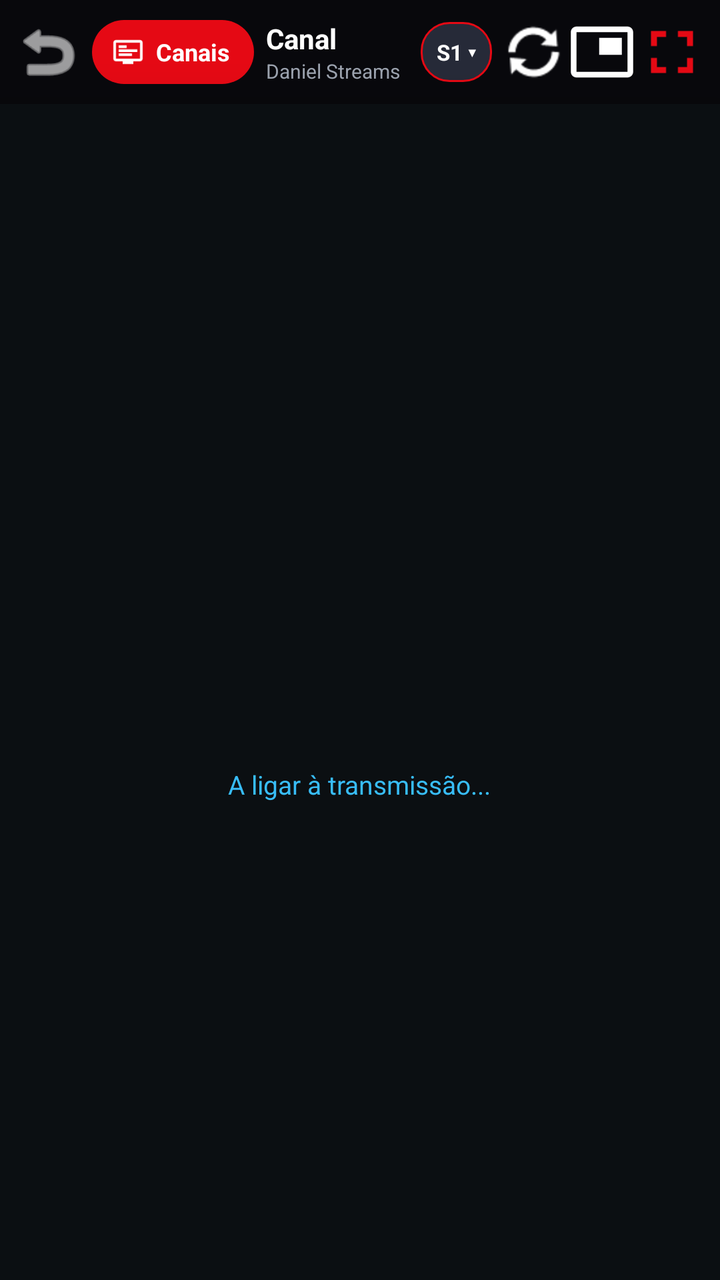
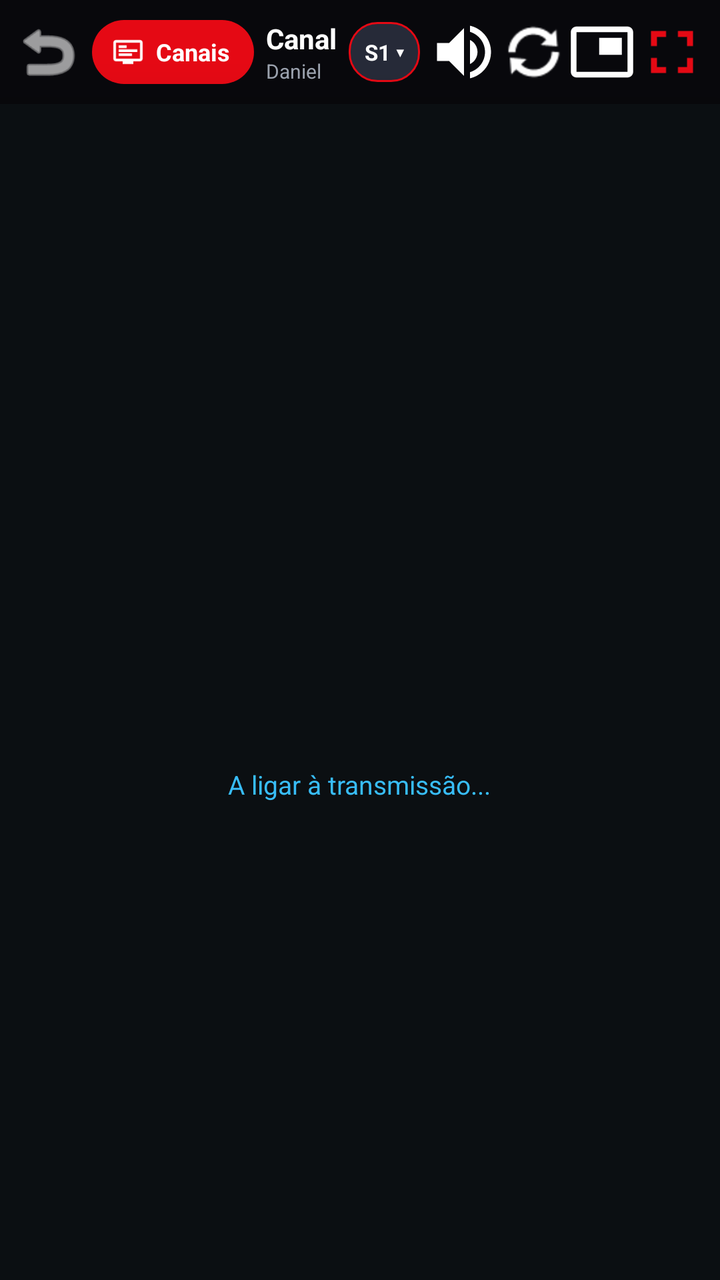

The first picture is an Android layout as it rendered before a commit; the second is the same layout after the commit. The layout source and the unified diff follow.
<!-- AndroidManifest.xml: activity theme Theme.DLivePTStream.Player -->
<!-- res/layout/activity_player.xml -->
<?xml version="1.0" encoding="utf-8"?>
<androidx.drawerlayout.widget.DrawerLayout xmlns:android="http://schemas.android.com/apk/res/android"
    android:id="@+id/drawerLayout"
    android:layout_width="match_parent"
    android:layout_height="match_parent"
    android:keepScreenOn="true"
    android:background="#000000">

    
    <RelativeLayout
        android:id="@+id/playerRoot"
        android:layout_width="match_parent"
        android:layout_height="match_parent"
        android:background="#000000">

        
        <LinearLayout
            android:id="@+id/playerHeader"
            android:layout_width="match_parent"
            android:layout_height="52dp"
            android:background="#DD0A0A0E"
            android:orientation="horizontal"
            android:gravity="center_vertical"
            android:paddingStart="6dp"
            android:paddingEnd="6dp"
            android:elevation="8dp">

            <ImageButton
                android:id="@+id/btnBack"
                android:layout_width="36dp"
                android:layout_height="36dp"
                android:background="?android:attr/selectableItemBackgroundBorderless"
                android:src="@android:drawable/ic_menu_revert"
                android:tint="#FFFFFF"
                android:contentDescription="Voltar" />

            
            <LinearLayout
                android:id="@+id/btnOpenChannels"
                android:layout_width="wrap_content"
                android:layout_height="32dp"
                android:layout_marginStart="4dp"
                android:background="@drawable/bg_channels_pill"
                android:orientation="horizontal"
                android:gravity="center"
                android:paddingStart="10dp"
                android:paddingEnd="12dp"
                android:clickable="true"
                android:focusable="true">

                <ImageView
                    android:layout_width="16dp"
                    android:layout_height="16dp"
                    android:src="@drawable/ic_tv_list"
                    android:tint="#FFFFFF"
                    android:contentDescription="Canais" />

                <TextView
                    android:layout_width="wrap_content"
                    android:layout_height="wrap_content"
                    android:layout_marginStart="6dp"
                    android:text="Canais"
                    android:textColor="#FFFFFF"
                    android:textSize="12sp"
                    android:textStyle="bold" />
            </LinearLayout>

            <LinearLayout
                android:layout_width="0dp"
                android:layout_height="wrap_content"
                android:layout_weight="1"
                android:orientation="vertical"
                android:layout_marginStart="6dp"
                android:layout_marginEnd="6dp">

                <TextView
                    android:id="@+id/tvChannelTitle"
                    android:layout_width="wrap_content"
                    android:layout_height="wrap_content"
                    android:text="Canal"
                    android:textColor="#FFFFFF"
                    android:textSize="14sp"
                    android:textStyle="bold"
                    android:maxLines="1"
                    android:ellipsize="end" />

                <TextView
                    android:id="@+id/tvChannelSubtitle"
                    android:layout_width="wrap_content"
                    android:layout_height="wrap_content"
                    android:text="Daniel Streams"
                    android:textColor="#9CA3AF"
                    android:textSize="10sp"
                    android:maxLines="1" />
            </LinearLayout>

            
            <LinearLayout
                android:id="@+id/btnServerSelect"
                android:layout_width="wrap_content"
                android:layout_height="30dp"
                android:background="@drawable/bg_server_badge"
                android:gravity="center"
                android:paddingStart="8dp"
                android:paddingEnd="8dp"
                android:clickable="true"
                android:focusable="true"
                android:layout_marginEnd="4dp">

                <TextView
                    android:id="@+id/tvServerBadge"
                    android:layout_width="wrap_content"
                    android:layout_height="wrap_content"
                    android:text="S1 ▾"
                    android:textColor="#FFFFFF"
                    android:textSize="11sp"
                    android:textStyle="bold" />
            </LinearLayout>

            <ImageButton
                android:id="@+id/btnRefresh"
                android:layout_width="34dp"
                android:layout_height="34dp"
                android:background="?android:attr/selectableItemBackgroundBorderless"
                android:src="@android:drawable/ic_popup_sync"
                android:tint="#FFFFFF"
                android:contentDescription="Recarregar" />

            <ImageButton
                android:id="@+id/btnPip"
                android:layout_width="34dp"
                android:layout_height="34dp"
                android:background="?android:attr/selectableItemBackgroundBorderless"
                android:src="@drawable/ic_pip"
                android:tint="#FFFFFF"
                android:contentDescription="PiP" />

            <ImageButton
                android:id="@+id/btnFullscreen"
                android:layout_width="36dp"
                android:layout_height="36dp"
                android:background="?android:attr/selectableItemBackgroundBorderless"
                android:src="@drawable/ic_fullscreen"
                android:tint="#E50914"
                android:contentDescription="Ecrã Completo" />
        </LinearLayout>

        
        <WebView
            android:id="@+id/webView"
            android:layout_width="match_parent"
            android:layout_height="match_parent"
            android:layout_below="@id/playerHeader"
            android:background="#000000" />

        
        <LinearLayout
            android:id="@+id/landscapeOverlay"
            android:layout_width="match_parent"
            android:layout_height="48dp"
            android:layout_alignParentTop="true"
            android:background="#CC0A0A0E"
            android:gravity="center_vertical"
            android:paddingStart="12dp"
            android:paddingEnd="12dp"
            android:visibility="gone"
            android:elevation="12dp">

            <ImageButton
                android:id="@+id/btnLandscapeBack"
                android:layout_width="38dp"
                android:layout_height="38dp"
                android:background="?android:attr/selectableItemBackgroundBorderless"
                android:src="@android:drawable/ic_menu_revert"
                android:tint="#FFFFFF"
                android:contentDescription="Voltar" />

            
            <LinearLayout
                android:id="@+id/btnLandscapeChannels"
                android:layout_width="wrap_content"
                android:layout_height="32dp"
                android:layout_marginStart="6dp"
                android:background="@drawable/bg_channels_pill"
                android:orientation="horizontal"
                android:gravity="center"
                android:paddingStart="10dp"
                android:paddingEnd="12dp"
                android:clickable="true"
                android:focusable="true">

                <ImageView
                    android:layout_width="16dp"
                    android:layout_height="16dp"
                    android:src="@drawable/ic_tv_list"
                    android:tint="#FFFFFF"
                    android:contentDescription="Canais" />

                <TextView
                    android:layout_width="wrap_content"
                    android:layout_height="wrap_content"
                    android:layout_marginStart="6dp"
                    android:text="Canais"
                    android:textColor="#FFFFFF"
                    android:textSize="12sp"
                    android:textStyle="bold" />
            </LinearLayout>

            <TextView
                android:id="@+id/tvLandscapeTitle"
                android:layout_width="0dp"
                android:layout_height="wrap_content"
                android:layout_weight="1"
                android:layout_marginStart="10dp"
                android:text="Canal"
                android:textColor="#FFFFFF"
                android:textSize="15sp"
                android:textStyle="bold"
                android:maxLines="1"
                android:ellipsize="end" />

            
            <LinearLayout
                android:id="@+id/btnLandscapeServer"
                android:layout_width="wrap_content"
                android:layout_height="30dp"
                android:background="@drawable/bg_server_badge"
                android:gravity="center"
                android:paddingStart="8dp"
                android:paddingEnd="8dp"
                android:clickable="true"
                android:focusable="true"
                android:layout_marginEnd="6dp">

                <TextView
                    android:id="@+id/tvLandscapeServerBadge"
                    android:layout_width="wrap_content"
                    android:layout_height="wrap_content"
                    android:text="S1 ▾"
                    android:textColor="#FFFFFF"
                    android:textSize="11sp"
                    android:textStyle="bold" />
            </LinearLayout>

            
            <LinearLayout
                android:id="@+id/btnLandscapeUnmute"
                android:layout_width="wrap_content"
                android:layout_height="32dp"
                android:layout_marginEnd="6dp"
                android:background="@drawable/bg_channels_pill"
                android:orientation="horizontal"
                android:gravity="center"
                android:paddingStart="8dp"
                android:paddingEnd="10dp"
                android:clickable="true"
                android:focusable="true">

                <ImageView
                    android:layout_width="16dp"
                    android:layout_height="16dp"
                    android:src="@drawable/ic_gesture_volume"
                    android:tint="#FFFFFF"
                    android:contentDescription="Ativar Som" />

                <TextView
                    android:layout_width="wrap_content"
                    android:layout_height="wrap_content"
                    android:layout_marginStart="4dp"
                    android:text="Som"
                    android:textColor="#FFFFFF"
                    android:textSize="12sp"
                    android:textStyle="bold" />
            </LinearLayout>

            <ImageButton
                android:id="@+id/btnLandscapePip"
                android:layout_width="38dp"
                android:layout_height="38dp"
                android:background="?android:attr/selectableItemBackgroundBorderless"
                android:src="@drawable/ic_pip"
                android:tint="#FFFFFF"
                android:contentDescription="PiP" />

            <ImageButton
                android:id="@+id/btnLandscapeExitFullscreen"
                android:layout_width="38dp"
                android:layout_height="38dp"
                android:layout_marginEnd="16dp"
                android:background="?android:attr/selectableItemBackgroundBorderless"
                android:src="@drawable/ic_fullscreen_exit"
                android:tint="#FFFFFF"
                android:contentDescription="Sair de Fullscreen" />
        </LinearLayout>

        
        <LinearLayout
            android:id="@+id/osdBanner"
            android:layout_width="wrap_content"
            android:layout_height="wrap_content"
            android:layout_alignParentBottom="true"
            android:layout_centerHorizontal="true"
            android:layout_marginBottom="36dp"
            android:background="#D911131A"
            android:orientation="horizontal"
            android:gravity="center_vertical"
            android:paddingStart="16dp"
            android:paddingEnd="18dp"
            android:paddingTop="10dp"
            android:paddingBottom="10dp"
            android:visibility="gone"
            android:elevation="14dp">

            <TextView
                android:id="@+id/tvOsdId"
                android:layout_width="wrap_content"
                android:layout_height="wrap_content"
                android:text="49"
                android:textColor="#FFFFFF"
                android:textSize="14sp"
                android:textStyle="bold"
                android:background="#E50914"
                android:paddingStart="8dp"
                android:paddingEnd="8dp"
                android:paddingTop="2dp"
                android:paddingBottom="2dp" />

            <TextView
                android:id="@+id/tvOsdName"
                android:layout_width="wrap_content"
                android:layout_height="wrap_content"
                android:layout_marginStart="12dp"
                android:text="Sport TV 1 Portugal"
                android:textColor="#FFFFFF"
                android:textSize="15sp"
                android:textStyle="bold" />

            <TextView
                android:id="@+id/tvOsdTag"
                android:layout_width="wrap_content"
                android:layout_height="wrap_content"
                android:layout_marginStart="10dp"
                android:text="PT 🇵🇹"
                android:textColor="#10B981"
                android:textSize="12sp"
                android:textStyle="bold" />
        </LinearLayout>

        
        <FrameLayout
            android:id="@+id/customViewContainer"
            android:layout_width="match_parent"
            android:layout_height="match_parent"
            android:background="#000000"
            android:visibility="gone"
            android:elevation="15dp" />

        
        <FrameLayout
            android:id="@+id/connectingOverlay"
            android:layout_width="match_parent"
            android:layout_height="match_parent"
            android:layout_below="@id/playerHeader"
            android:background="#0B0F12"
            android:elevation="14dp"
            android:clickable="true"
            android:focusable="false"
            android:visibility="visible">

            <LinearLayout
                android:layout_width="wrap_content"
                android:layout_height="wrap_content"
                android:layout_gravity="center"
                android:orientation="vertical"
                android:gravity="center">

                <ImageView
                    android:id="@+id/ivConnectingLogo"
                    android:layout_width="140dp"
                    android:layout_height="90dp"
                    android:scaleType="fitCenter"
                    android:contentDescription="Logo" />

                <TextView
                    android:id="@+id/tvConnectingChannel"
                    android:layout_width="wrap_content"
                    android:layout_height="wrap_content"
                    android:layout_marginTop="16dp"
                    android:textColor="#FFFFFF"
                    android:textSize="18sp"
                    android:textStyle="bold" />

                <TextView
                    android:id="@+id/tvConnectingStatus"
                    android:layout_width="wrap_content"
                    android:layout_height="wrap_content"
                    android:layout_marginTop="6dp"
                    android:text="A ligar à transmissão..."
                    android:textColor="#38BDF8"
                    android:textSize="13sp" />

                <ProgressBar
                    android:id="@+id/progressBar"
                    android:layout_width="28dp"
                    android:layout_height="28dp"
                    android:layout_marginTop="16dp"
                    android:indeterminateTint="#38BDF8" />
            </LinearLayout>
        </FrameLayout>

        
        <LinearLayout
            android:id="@+id/gestureHud"
            android:layout_width="160dp"
            android:layout_height="wrap_content"
            android:layout_centerInParent="true"
            android:background="@drawable/bg_gesture_hud"
            android:orientation="vertical"
            android:gravity="center"
            android:paddingStart="20dp"
            android:paddingEnd="20dp"
            android:paddingTop="16dp"
            android:paddingBottom="16dp"
            android:visibility="gone"
            android:elevation="20dp">

            <ImageView
                android:id="@+id/ivGestureIcon"
                android:layout_width="38dp"
                android:layout_height="38dp"
                android:src="@drawable/ic_gesture_volume"
                android:tint="#FFFFFF"
                android:contentDescription="Indicador" />

            <TextView
                android:id="@+id/tvGestureText"
                android:layout_width="wrap_content"
                android:layout_height="wrap_content"
                android:layout_marginTop="8dp"
                android:textColor="#FFFFFF"
                android:textSize="15sp"
                android:textStyle="bold"
                android:text="Volume: 80%" />

            <ProgressBar
                android:id="@+id/pbGestureProgress"
                style="?android:attr/progressBarStyleHorizontal"
                android:layout_width="match_parent"
                android:layout_height="6dp"
                android:layout_marginTop="10dp"
                android:max="100"
                android:progress="80"
                android:progressTint="#E50914"
                android:progressBackgroundTint="#33FFFFFF" />
        </LinearLayout>

    </RelativeLayout>

    
    <LinearLayout
        android:id="@+id/channelDrawer"
        android:layout_width="320dp"
        android:layout_height="match_parent"
        android:layout_gravity="start"
        android:background="#F20D0F16"
        android:orientation="vertical"
        android:clickable="true"
        android:focusable="true"
        android:focusableInTouchMode="true"
        android:descendantFocusability="afterDescendants"
        android:elevation="16dp">

        
        <LinearLayout
            android:layout_width="match_parent"
            android:layout_height="52dp"
            android:gravity="center_vertical"
            android:paddingStart="16dp"
            android:paddingEnd="12dp"
            android:background="#20FFFFFF">

            <TextView
                android:layout_width="0dp"
                android:layout_height="wrap_content"
                android:layout_weight="1"
                android:text="📺 Guia de Canais"
                android:textColor="#FFFFFF"
                android:textSize="16sp"
                android:textStyle="bold" />

            <ImageButton
                android:id="@+id/btnDrawerSettings"
                android:layout_width="36dp"
                android:layout_height="36dp"
                android:background="?android:attr/selectableItemBackgroundBorderless"
                android:src="@drawable/ic_settings"
                android:tint="#9CA3AF"
                android:contentDescription="Definições" />

            <ImageButton
                android:id="@+id/btnCloseDrawer"
                android:layout_width="36dp"
                android:layout_height="36dp"
                android:layout_marginStart="4dp"
                android:background="?android:attr/selectableItemBackgroundBorderless"
                android:src="@android:drawable/ic_menu_close_clear_cancel"
                android:tint="#9CA3AF"
                android:contentDescription="Fechar" />
        </LinearLayout>

        
        <HorizontalScrollView
            android:layout_width="match_parent"
            android:layout_height="wrap_content"
            android:scrollbars="none"
            android:paddingStart="6dp"
            android:paddingEnd="6dp"
            android:paddingTop="6dp"
            android:paddingBottom="6dp"
            android:background="#10FFFFFF">

            <LinearLayout
                android:layout_width="wrap_content"
                android:layout_height="wrap_content"
                android:orientation="horizontal">

                <Button
                    android:id="@+id/btnTabPt"
                    android:layout_width="wrap_content"
                    android:layout_height="34dp"
                    android:text="🇵🇹 Todos"
                    android:textSize="11sp"
                    android:textColor="#FFFFFF"
                    android:backgroundTint="#E50914"
                    android:insetTop="0dp"
                    android:insetBottom="0dp"
                    android:paddingStart="10dp"
                    android:paddingEnd="10dp" />

                <Button
                    android:id="@+id/btnTabSports"
                    android:layout_width="wrap_content"
                    android:layout_height="34dp"
                    android:layout_marginStart="4dp"
                    android:text="⚽ Desporto"
                    android:textSize="11sp"
                    android:textColor="#9CA3AF"
                    android:backgroundTint="#202330"
                    android:insetTop="0dp"
                    android:insetBottom="0dp"
                    android:paddingStart="10dp"
                    android:paddingEnd="10dp" />

                <Button
                    android:id="@+id/btnTabMovies"
                    android:layout_width="wrap_content"
                    android:layout_height="34dp"
                    android:layout_marginStart="4dp"
                    android:text="🎬 Filmes"
                    android:textSize="11sp"
                    android:textColor="#9CA3AF"
                    android:backgroundTint="#202330"
                    android:insetTop="0dp"
                    android:insetBottom="0dp"
                    android:paddingStart="10dp"
                    android:paddingEnd="10dp" />

                <Button
                    android:id="@+id/btnTabFav"
                    android:layout_width="wrap_content"
                    android:layout_height="34dp"
                    android:layout_marginStart="4dp"
                    android:text="⭐ Favoritos"
                    android:textSize="11sp"
                    android:textColor="#9CA3AF"
                    android:backgroundTint="#202330"
                    android:insetTop="0dp"
                    android:insetBottom="0dp"
                    android:paddingStart="10dp"
                    android:paddingEnd="10dp" />

                <Button
                    android:id="@+id/btnTabAll"
                    android:layout_width="wrap_content"
                    android:layout_height="34dp"
                    android:layout_marginStart="4dp"
                    android:text="🌐 Mundo"
                    android:textSize="11sp"
                    android:textColor="#9CA3AF"
                    android:backgroundTint="#202330"
                    android:insetTop="0dp"
                    android:insetBottom="0dp"
                    android:paddingStart="10dp"
                    android:paddingEnd="10dp" />
            </LinearLayout>
        </HorizontalScrollView>

        
        <EditText
            android:id="@+id/etDrawerSearch"
            android:layout_width="match_parent"
            android:layout_height="40dp"
            android:layout_margin="8dp"
            android:background="#202432"
            android:hint="Pesquisar canal..."
            android:textColorHint="#9CA3AF"
            android:textColor="#FFFFFF"
            android:textSize="13sp"
            android:paddingStart="12dp"
            android:paddingEnd="12dp"
            android:singleLine="true"
            android:focusable="false"
            android:focusableInTouchMode="true"
            android:imeOptions="actionDone|flagNoExtractUi"
            android:inputType="text|textNoSuggestions" />

        
        <androidx.recyclerview.widget.RecyclerView
            android:id="@+id/rvDrawerChannels"
            android:layout_width="match_parent"
            android:layout_height="0dp"
            android:layout_weight="1"
            android:scrollbars="vertical" />

        
        <TextView
            android:id="@+id/tvDrawerEmpty"
            android:layout_width="match_parent"
            android:layout_height="wrap_content"
            android:gravity="center"
            android:padding="24dp"
            android:text="Nenhum canal encontrado"
            android:textColor="#9CA3AF"
            android:textSize="13sp"
            android:visibility="gone" />

    </LinearLayout>

</androidx.drawerlayout.widget.DrawerLayout>
<!-- resources referenced by this layout -->
<resources>
  <!-- drawable bg_channels_pill (drawable) -->
  <?xml version="1.0" encoding="utf-8"?>
  <ripple xmlns:android="http://schemas.android.com/apk/res/android"
      android:color="#40FFFFFF">
      <item>
          <shape android:shape="rectangle">
              <solid android:color="#E50914" />
              <corners android:radius="16dp" />
          </shape>
      </item>
  </ripple>
  <!-- drawable bg_gesture_hud (drawable) -->
  <?xml version="1.0" encoding="utf-8"?>
  <shape xmlns:android="http://schemas.android.com/apk/res/android"
      android:shape="rectangle">
      <solid android:color="#E60E111A" />
      <corners android:radius="16dp" />
      <stroke android:width="1dp" android:color="#33FFFFFF" />
  </shape>
  <!-- drawable bg_server_badge (drawable) -->
  <?xml version="1.0" encoding="utf-8"?>
  <shape xmlns:android="http://schemas.android.com/apk/res/android"
      android:shape="rectangle">
      <solid android:color="#262A38" />
      <corners android:radius="14dp" />
      <stroke
          android:width="1dp"
          android:color="#E50914" />
  </shape>
  <!-- drawable ic_fullscreen (drawable) -->
  <vector xmlns:android="http://schemas.android.com/apk/res/android"
      android:width="24dp"
      android:height="24dp"
      android:viewportWidth="24"
      android:viewportHeight="24">
      <path
          android:fillColor="#FFFFFFFF"
          android:pathData="M7,14H5v5h5v-2H7V14z M5,10h2V7h3V5H5V10z M17,17h-3v2h5v-5h-2V17z M14,5v2h3v3h2V5H14z"/>
  </vector>
  <!-- drawable ic_fullscreen_exit (drawable) -->
  <vector xmlns:android="http://schemas.android.com/apk/res/android"
      android:width="24dp"
      android:height="24dp"
      android:viewportWidth="24"
      android:viewportHeight="24">
      <path
          android:fillColor="#FFFFFFFF"
          android:pathData="M5,16h3v3h2v-5H5V16z M8,8H5v2h5V5H8V8z M14,19h2v-3h3v-2h-5V19z M16,8V5h-2v5h5V8H16z"/>
  </vector>
  <!-- drawable ic_gesture_volume (drawable) -->
  <vector xmlns:android="http://schemas.android.com/apk/res/android"
      android:width="36dp"
      android:height="36dp"
      android:viewportWidth="24"
      android:viewportHeight="24">
    <path
        android:fillColor="#FFFFFFFF"
        android:pathData="M3,9v6h4l5,5V4L7,9H3zm13.5,3c0,-1.77 -1.02,-3.29 -2.5,-4.03v8.05c1.48,-0.73 2.5,-2.25 2.5,-4.02zM14,3.23v2.06c2.89,0.86 5,3.54 5,6.71s-2.11,5.85 -5,6.71v2.06c4.01,-0.91 7,-4.49 7,-8.77s-2.99,-7.86 -7,-8.77z"/>
  </vector>
  <!-- drawable ic_pip (drawable) -->
  <vector xmlns:android="http://schemas.android.com/apk/res/android"
      android:width="24dp"
      android:height="24dp"
      android:viewportWidth="24"
      android:viewportHeight="24">
      <path
          android:fillColor="#FFFFFFFF"
          android:pathData="M19,7h-8v6h8V7z M21,3H3C1.9,3 1,3.9 1,5v14c0,1.1 0.9,2 2,2h18c1.1,0 2,-0.9 2,-2V5C23,3.9 22.1,3 21,3z M21,19H3V5h18V19z" />
  </vector>
  <!-- drawable ic_tv_list (drawable) -->
  <vector xmlns:android="http://schemas.android.com/apk/res/android"
      android:width="24dp"
      android:height="24dp"
      android:viewportWidth="24"
      android:viewportHeight="24">
      <path
          android:fillColor="#FFFFFFFF"
          android:pathData="M21,3H3C1.9,3 1,3.9 1,5v12c0,1.1 0.9,2 2,2h5v2h8v-2h5c1.1,0 1.99,-0.9 1.99,-2L23,5C23,3.9 22.1,3 21,3z M21,17H3V5h18V17z M5,7h6v2H5V7z M5,10h14v2H5V10z M5,13h10v2H5V13z"/>
  </vector>
  <style name="Theme.DLivePTStream.Player" parent="android:Theme.Material.NoActionBar">
          <item name="android:statusBarColor">#000000</item>
          <item name="android:navigationBarColor">#000000</item>
          <item name="android:windowBackground">#000000</item>
      </style>
</resources>

<!-- the commit's change to res/layout/activity_player.xml (unified diff, before → after) -->
@@ -118,6 +118,15 @@
             </LinearLayout>
 
             <ImageButton
+                android:id="@+id/btnQuickUnmute"
+                android:layout_width="36dp"
+                android:layout_height="36dp"
+                android:background="?android:attr/selectableItemBackgroundBorderless"
+                android:src="@drawable/ic_gesture_volume"
+                android:tint="#FFFFFF"
+                android:contentDescription="Ativar Som" />
+
+            <ImageButton
                 android:id="@+id/btnRefresh"
                 android:layout_width="34dp"
                 android:layout_height="34dp"
@@ -157,7 +166,7 @@
         <LinearLayout
             android:id="@+id/landscapeOverlay"
             android:layout_width="match_parent"
-            android:layout_height="48dp"
+            android:layout_height="52dp"
             android:layout_alignParentTop="true"
             android:background="#CC0A0A0E"
             android:gravity="center_vertical"
@@ -246,19 +255,19 @@
             <LinearLayout
                 android:id="@+id/btnLandscapeUnmute"
                 android:layout_width="wrap_content"
-                android:layout_height="32dp"
-                android:layout_marginEnd="6dp"
+                android:layout_height="36dp"
+                android:layout_marginEnd="8dp"
                 android:background="@drawable/bg_channels_pill"
                 android:orientation="horizontal"
                 android:gravity="center"
-                android:paddingStart="8dp"
-                android:paddingEnd="10dp"
+                android:paddingStart="12dp"
+                android:paddingEnd="14dp"
                 android:clickable="true"
                 android:focusable="true">
 
                 <ImageView
-                    android:layout_width="16dp"
-                    android:layout_height="16dp"
+                    android:layout_width="18dp"
+                    android:layout_height="18dp"
                     android:src="@drawable/ic_gesture_volume"
                     android:tint="#FFFFFF"
                     android:contentDescription="Ativar Som" />
@@ -266,17 +275,17 @@
                 <TextView
                     android:layout_width="wrap_content"
                     android:layout_height="wrap_content"
-                    android:layout_marginStart="4dp"
+                    android:layout_marginStart="6dp"
                     android:text="Som"
                     android:textColor="#FFFFFF"
-                    android:textSize="12sp"
+                    android:textSize="13sp"
                     android:textStyle="bold" />
             </LinearLayout>
 
             <ImageButton
                 android:id="@+id/btnLandscapePip"
-                android:layout_width="38dp"
-                android:layout_height="38dp"
+                android:layout_width="40dp"
+                android:layout_height="40dp"
                 android:background="?android:attr/selectableItemBackgroundBorderless"
                 android:src="@drawable/ic_pip"
                 android:tint="#FFFFFF"
@@ -284,8 +293,8 @@
 
             <ImageButton
                 android:id="@+id/btnLandscapeExitFullscreen"
-                android:layout_width="38dp"
-                android:layout_height="38dp"
+                android:layout_width="40dp"
+                android:layout_height="40dp"
                 android:layout_marginEnd="16dp"
                 android:background="?android:attr/selectableItemBackgroundBorderless"
                 android:src="@drawable/ic_fullscreen_exit"
